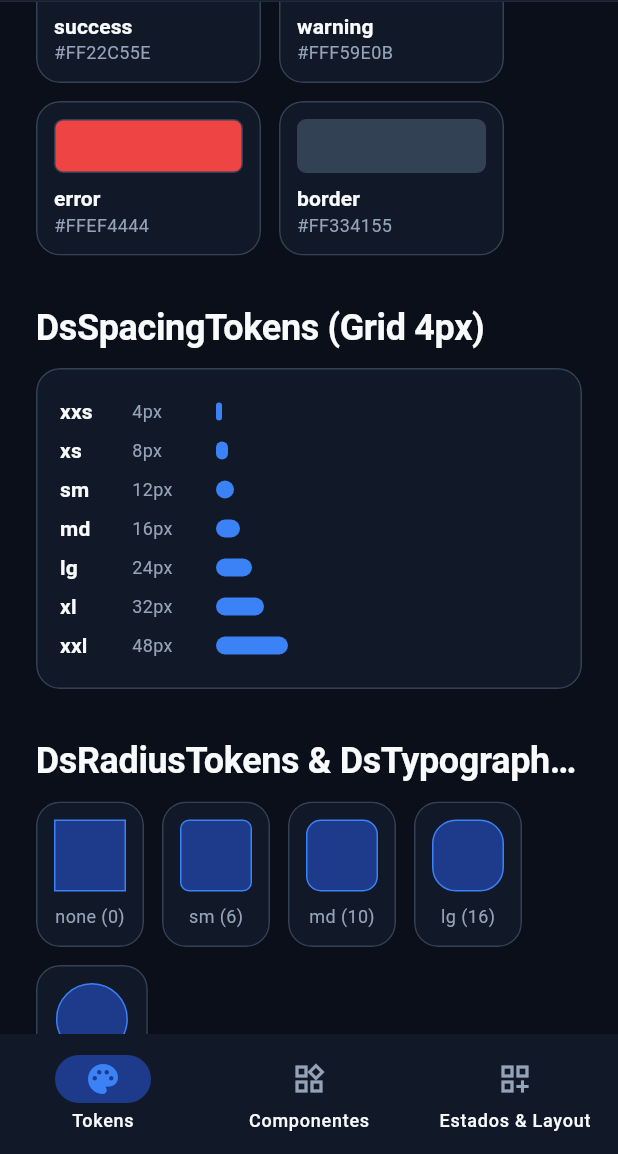
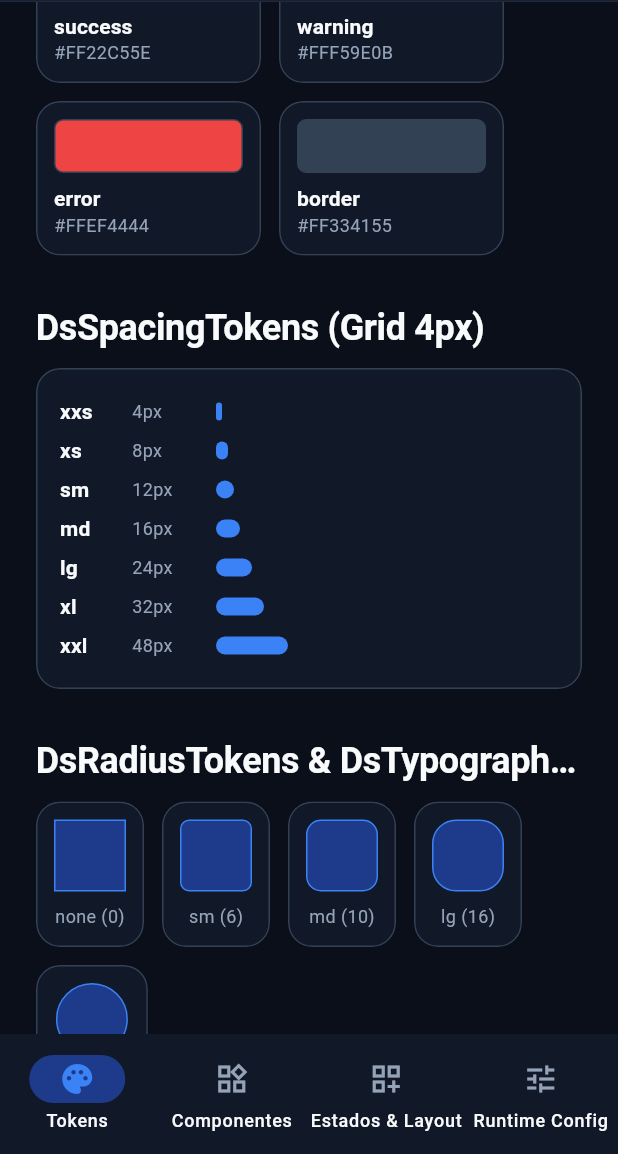
Before and after one commit to RuyXingubit/flutter-design-system, a Flutter app: the screen it shows after launch, scrolled down 576 dp, after a tap on the "dark mode" icon, on a phone screen of 412 x 824 dp, the part 82-1236 px from its top. Run offline on Flutter 3.47's test engine with Material 3 defaults, Android fonts, the phone set to English and light mode, and no system bars.

Commit message:
feat: add runtime user theme customization (DsThemeController, DsThemeSettingsPanel) and Git usage docs

```diff
--- a/example/lib/main.dart
+++ b/example/lib/main.dart
@@ -8,7 +8,8 @@ void main() {
 /// Interactive Technical Catalog for the Flutter Design System.
 ///
 /// Inspects live [ThemeExtension] tokens, component variants, security flags,
-/// neutral state views, and responsive breakpoints without any fake business data.
+/// neutral state views, responsive breakpoints, and live runtime customization
+/// ([DsThemeController] + [DsThemeSettingsPanel]) without any fake business data.
 class DsShowcaseApp extends StatefulWidget {
   const DsShowcaseApp({super.key});
 
@@ -17,54 +18,57 @@ class DsShowcaseApp extends StatefulWidget {
 }
 
 class _DsShowcaseAppState extends State<DsShowcaseApp> {
-  ThemeMode _themeMode = ThemeMode.light;
-  bool _useWhiteLabelOverride = false;
+  late final DsThemeController _themeController = DsThemeController(
+    initialConfig: const DsRuntimeConfig(themeMode: ThemeMode.light),
+  );
   int _selectedSectionIndex = 0;
 
+  @override
+  void dispose() {
+    _themeController.dispose();
+    super.dispose();
+  }
+
   void _toggleThemeMode() {
-    setState(() {
-      _themeMode =
-          _themeMode == ThemeMode.light ? ThemeMode.dark : ThemeMode.light;
-    });
+    final nextMode = _themeController.themeMode == ThemeMode.dark
+        ? ThemeMode.light
+        : ThemeMode.dark;
+    _themeController.setThemeMode(nextMode);
   }
 
   void _toggleWhiteLabel() {
-    setState(() {
-      _useWhiteLabelOverride = !_useWhiteLabelOverride;
-    });
+    final hasCustom = _themeController.config.customPrimaryColor != null;
+    _themeController.setPrimaryColor(
+      hasCustom ? null : const Color(0xFF059669),
+    );
   }
 
   @override
   Widget build(BuildContext context) {
-    final lightColors = _useWhiteLabelOverride
-        ? DsColorTokens.light().copyWith(
-            primary: const Color(0xFF059669),
-            primaryContainer: const Color(0xFFD1FAE5),
-          )
-        : DsColorTokens.light();
-
-    final darkColors = _useWhiteLabelOverride
-        ? DsColorTokens.dark().copyWith(
-            primary: const Color(0xFF10B981),
-            primaryContainer: const Color(0xFF064E3B),
-          )
-        : DsColorTokens.dark();
-
+    return DsThemeScope(
+      controller: _themeController,
+      child: ListenableBuilder(
+        listenable: _themeController,
+        builder: (context, _) {
           return MaterialApp(
             debugShowCheckedModeBanner: false,
             title: 'Flutter Design System — Catálogo Técnico',
-      themeMode: _themeMode,
-      theme: DsTheme.light(colorsOverride: lightColors),
-      darkTheme: DsTheme.dark(colorsOverride: darkColors),
+            themeMode: _themeController.themeMode,
+            theme: _themeController.lightTheme,
+            darkTheme: _themeController.darkTheme,
             home: _ShowcaseShell(
               selectedIndex: _selectedSectionIndex,
               onDestinationSelected: (index) {
                 setState(() => _selectedSectionIndex = index);
               },
-        isDarkMode: _themeMode == ThemeMode.dark,
-        useWhiteLabelOverride: _useWhiteLabelOverride,
+              isDarkMode: _themeController.themeMode == ThemeMode.dark,
+              useWhiteLabelOverride:
+                  _themeController.config.customPrimaryColor != null,
               onToggleThemeMode: _toggleThemeMode,
               onToggleWhiteLabel: _toggleWhiteLabel,
+            ),
+          );
+        },
       ),
     );
   }
@@ -102,6 +106,11 @@ class _ShowcaseShell extends StatelessWidget {
       label: 'Estados & Layout',
       icon: Icons.dashboard_customize_outlined,
       selectedIcon: Icons.dashboard_customize,
+    ),
+    DsNavigationItem(
+      label: 'Runtime Config',
+      icon: Icons.tune_outlined,
+      selectedIcon: Icons.tune,
     ),
   ];
 
@@ -159,6 +168,34 @@ class _ShowcaseShell extends StatelessWidget {
           _TokensCatalogSection(),
           _ComponentsCatalogSection(),
           _StatesAndLayoutCatalogSection(),
+          _RuntimeConfigCatalogSection(),
+        ],
+      ),
+    );
+  }
+}
+
+class _RuntimeConfigCatalogSection extends StatelessWidget {
+  const _RuntimeConfigCatalogSection();
+
+  @override
+  Widget build(BuildContext context) {
+    final spacing = context.dsSpacing;
+    final typography = context.dsTypography;
+
+    return SingleChildScrollView(
+      padding: EdgeInsets.all(spacing.lg),
+      child: Column(
+        crossAxisAlignment: CrossAxisAlignment.stretch,
+        children: [
+          Text(
+            'DsThemeSettingsPanel — Personalização pelo Usuário em Runtime',
+            maxLines: 2,
+            overflow: TextOverflow.ellipsis,
+            style: typography.headline,
+          ),
+          SizedBox(height: spacing.sm),
+          const DsThemeSettingsPanel(),
         ],
       ),
     );
--- a/lib/flutter_design_system.dart
+++ b/lib/flutter_design_system.dart
@@ -1,14 +1,17 @@
 /// Reusable Flutter Design System package providing typed tokens,
-/// ThemeExtensions, responsive foundations, and defensive UI components.
+/// ThemeExtensions, runtime user customization, responsive foundations,
+/// and defensive UI components.
 library;
 
 export 'src/components/button/ds_button.dart';
 export 'src/components/card/ds_card.dart';
 export 'src/components/feedback/ds_state_view.dart';
 export 'src/components/input/ds_text_field.dart';
+export 'src/components/settings/ds_theme_settings_panel.dart';
 export 'src/foundations/ds_breakpoints.dart';
 export 'src/layouts/ds_responsive_scaffold.dart';
 export 'src/theme/ds_theme.dart';
+export 'src/theme/ds_theme_controller.dart';
 export 'src/theme/ds_theme_extensions.dart';
 export 'src/tokens/ds_color_tokens.dart';
 export 'src/tokens/ds_radius_tokens.dart';
--- /dev/null
+++ b/lib/src/components/settings/ds_theme_settings_panel.dart
@@ -0,0 +1,280 @@
+import 'package:flutter/material.dart';
+import '../../theme/ds_theme_controller.dart';
+import '../../theme/ds_theme_extensions.dart';
+import '../button/ds_button.dart';
+import '../card/ds_card.dart';
+
+/// A ready-to-use UI panel that allows end-users to customize the application's
+/// appearance at runtime (`ThemeMode`, brand accent color, corner style, and
+/// spacing density).
+///
+/// Reads and updates [DsThemeController] either from the [controller] parameter
+/// or automatically from the nearest [DsThemeScope] via `context.dsThemeController`.
+class DsThemeSettingsPanel extends StatelessWidget {
+  const DsThemeSettingsPanel({
+    super.key,
+    this.controller,
+    this.colorOptions = DsBrandColorOption.defaults,
+    this.showResetButton = true,
+  });
+
+  final DsThemeController? controller;
+  final List<DsBrandColorOption> colorOptions;
+  final bool showResetButton;
+
+  @override
+  Widget build(BuildContext context) {
+    final activeController = controller ?? context.dsThemeController;
+    return ListenableBuilder(
+      listenable: activeController,
+      builder: (context, _) {
+        final config = activeController.config;
+        final colors = context.dsColors;
+        final spacing = context.dsSpacing;
+        final radius = context.dsRadius;
+        final typography = context.dsTypography;
+
+        return DsCard(
+          child: Column(
+            crossAxisAlignment: CrossAxisAlignment.stretch,
+            mainAxisSize: MainAxisSize.min,
+            children: [
+              Text(
+                'Modo de Tema',
+                maxLines: 1,
+                overflow: TextOverflow.ellipsis,
+                style: typography.title,
+              ),
+              SizedBox(height: spacing.xs),
+              Wrap(
+                spacing: spacing.xs,
+                runSpacing: spacing.xs,
+                children: [
+                  _buildChoiceButton(
+                    label: 'Sistema',
+                    icon: Icons.brightness_auto_outlined,
+                    isSelected: config.themeMode == ThemeMode.system,
+                    onTap: () => activeController.setThemeMode(ThemeMode.system),
+                  ),
+                  _buildChoiceButton(
+                    label: 'Claro',
+                    icon: Icons.light_mode_outlined,
+                    isSelected: config.themeMode == ThemeMode.light,
+                    onTap: () => activeController.setThemeMode(ThemeMode.light),
+                  ),
+                  _buildChoiceButton(
+                    label: 'Escuro',
+                    icon: Icons.dark_mode_outlined,
+                    isSelected: config.themeMode == ThemeMode.dark,
+                    onTap: () => activeController.setThemeMode(ThemeMode.dark),
+                  ),
+                ],
+              ),
+              SizedBox(height: spacing.lg),
+              Text(
+                'Cor de Destaque',
+                maxLines: 1,
+                overflow: TextOverflow.ellipsis,
+                style: typography.title,
+              ),
+              SizedBox(height: spacing.xs),
+              Wrap(
+                spacing: spacing.xs,
+                runSpacing: spacing.xs,
+                children: [
+                  for (final option in colorOptions)
+                    _ColorOptionChip(
+                      option: option,
+                      isSelected:
+                          (config.customPrimaryColor == null &&
+                              option.id == 'blue') ||
+                          config.customPrimaryColor?.toARGB32() ==
+                              option.color.toARGB32(),
+                      borderRadius: radius.borderRadiusMd,
+                      borderColor: colors.border,
+                      textStyle: typography.label,
+                      spacing: spacing.xs,
+                      onTap: () {
+                        activeController.setPrimaryColor(
+                          option.id == 'blue' ? null : option.color,
+                        );
+                      },
+                    ),
+                ],
+              ),
+              SizedBox(height: spacing.lg),
+              Text(
+                'Estilo de Bordas',
+                maxLines: 1,
+                overflow: TextOverflow.ellipsis,
+                style: typography.title,
+              ),
+              SizedBox(height: spacing.xs),
+              Wrap(
+                spacing: spacing.xs,
+                runSpacing: spacing.xs,
+                children: [
+                  for (final style in DsCornerStyle.values)
+                    _buildChoiceButton(
+                      label: _cornerLabel(style),
+                      isSelected: config.cornerStyle == style,
+                      onTap: () => activeController.setCornerStyle(style),
+                    ),
+                ],
+              ),
+              SizedBox(height: spacing.lg),
+              Text(
+                'Densidade de Espaçamento',
+                maxLines: 1,
+                overflow: TextOverflow.ellipsis,
+                style: typography.title,
+              ),
+              SizedBox(height: spacing.xs),
+              Wrap(
+                spacing: spacing.xs,
+                runSpacing: spacing.xs,
+                children: [
+                  for (final density in DsVisualDensity.values)
+                    _buildChoiceButton(
+                      label: _densityLabel(density),
+                      isSelected: config.density == density,
+                      onTap: () => activeController.setDensity(density),
+                    ),
+                ],
+              ),
+              if (showResetButton) ...[
+                SizedBox(height: spacing.lg),
+                Align(
+                  alignment: Alignment.centerLeft,
+                  child: DsButton(
+                    label: 'Restaurar Padrão',
+                    variant: DsButtonVariant.ghost,
+                    size: DsButtonSize.sm,
+                    leadingIcon: Icons.restart_alt,
+                    onPressed: activeController.resetToDefaults,
+                  ),
+                ),
+              ],
+            ],
+          ),
+        );
+      },
+    );
+  }
+
+  Widget _buildChoiceButton({
+    required String label,
+    required bool isSelected,
+    required VoidCallback onTap,
+    IconData? icon,
+  }) {
+    return DsButton(
+      label: label,
+      leadingIcon: icon,
+      size: DsButtonSize.sm,
+      variant: isSelected ? DsButtonVariant.primary : DsButtonVariant.outline,
+      onPressed: onTap,
+    );
+  }
+
+  String _cornerLabel(DsCornerStyle style) {
+    switch (style) {
+      case DsCornerStyle.sharp:
+        return 'Reto';
+      case DsCornerStyle.subtle:
+        return 'Suave';
+      case DsCornerStyle.standard:
+        return 'Padrão';
+      case DsCornerStyle.rounded:
+        return 'Arredondado';
+    }
+  }
+
+  String _densityLabel(DsVisualDensity density) {
+    switch (density) {
+      case DsVisualDensity.compact:
+        return 'Compacto';
+      case DsVisualDensity.standard:
+        return 'Padrão';
+      case DsVisualDensity.comfortable:
+        return 'Confortável';
+    }
+  }
+}
+
+class _ColorOptionChip extends StatelessWidget {
+  const _ColorOptionChip({
+    required this.option,
+    required this.isSelected,
+    required this.borderRadius,
+    required this.borderColor,
+    required this.textStyle,
+    required this.spacing,
+    required this.onTap,
+  });
+
+  final DsBrandColorOption option;
+  final bool isSelected;
+  final BorderRadius borderRadius;
+  final Color borderColor;
+  final TextStyle textStyle;
+  final double spacing;
+  final VoidCallback onTap;
+
+  @override
+  Widget build(BuildContext context) {
+    final colors = context.dsColors;
+
+    return Semantics(
+      button: true,
+      selected: isSelected,
+      label: option.label,
+      child: Material(
+        color: isSelected ? colors.primaryContainer : colors.surface,
+        shape: RoundedRectangleBorder(
+          borderRadius: borderRadius,
+          side: BorderSide(
+            color: isSelected ? option.color : borderColor,
+            width: isSelected ? 1.8 : 1.0,
+          ),
+        ),
+        clipBehavior: Clip.antiAlias,
+        child: InkWell(
+          onTap: onTap,
+          borderRadius: borderRadius,
+          child: ConstrainedBox(
+            constraints: const BoxConstraints(minHeight: 40.0),
+            child: Padding(
+              padding: EdgeInsets.symmetric(
+                horizontal: spacing * 1.5,
+                vertical: spacing,
+              ),
+              child: Row(
+                mainAxisSize: MainAxisSize.min,
+                children: [
+                  Container(
+                    width: 16.0,
+                    height: 16.0,
+                    decoration: BoxDecoration(
+                      color: option.color,
+                      shape: BoxShape.circle,
+                    ),
+                  ),
+                  SizedBox(width: spacing),
+                  Flexible(
+                    child: Text(
+                      option.label,
+                      maxLines: 1,
+                      overflow: TextOverflow.ellipsis,
+                      style: textStyle,
+                    ),
+                  ),
+                ],
+              ),
+            ),
+          ),
+        ),
+      ),
+    );
+  }
+}
--- /dev/null
+++ b/lib/src/theme/ds_theme_controller.dart
@@ -0,0 +1,349 @@
+import 'package:flutter/material.dart';
+import '../tokens/ds_color_tokens.dart';
+import '../tokens/ds_radius_tokens.dart';
+import '../tokens/ds_spacing_tokens.dart';
+import 'ds_theme.dart';
+
+/// Corner roundness styles selectable by the end-user at runtime.
+enum DsCornerStyle {
+  sharp,
+  subtle,
+  standard,
+  rounded,
+}
+
+/// Visual spacing density selectable by the end-user at runtime.
+enum DsVisualDensity {
+  compact,
+  standard,
+  comfortable,
+}
+
+/// Pre-configured accessible brand color options for runtime user selection.
+@immutable
+class DsBrandColorOption {
+  const DsBrandColorOption({
+    required this.id,
+    required this.label,
+    required this.color,
+  });
+
+  final String id;
+  final String label;
+  final Color color;
+
+  static const List<DsBrandColorOption> defaults = <DsBrandColorOption>[
+    DsBrandColorOption(
+      id: 'blue',
+      label: 'Azul Padrão',
+      color: Color(0xFF2563EB),
+    ),
+    DsBrandColorOption(
+      id: 'emerald',
+      label: 'Esmeralda',
+      color: Color(0xFF059669),
+    ),
+    DsBrandColorOption(
+      id: 'violet',
+      label: 'Violeta',
+      color: Color(0xFF7C3AED),
+    ),
+    DsBrandColorOption(
+      id: 'amber',
+      label: 'Âmbar',
+      color: Color(0xFFD97706),
+    ),
+    DsBrandColorOption(
+      id: 'rose',
+      label: 'Rubi',
+      color: Color(0xFFE11D48),
+    ),
+  ];
+}
+
+/// Serializable runtime configuration representing the user's visual choices.
+///
+/// Can be persisted to local storage (`SharedPreferences`, SQLite) or a user
+/// profile endpoint via [toMap] and restored safely via [DsRuntimeConfig.fromMap].
+@immutable
+class DsRuntimeConfig {
+  const DsRuntimeConfig({
+    this.themeMode = ThemeMode.system,
+    this.customPrimaryColor,
+    this.cornerStyle = DsCornerStyle.standard,
+    this.density = DsVisualDensity.standard,
+  });
+
+  /// Safely deserializes a [DsRuntimeConfig] from a JSON/storage map,
+  /// falling back to defaults if any field is missing or invalid.
+  factory DsRuntimeConfig.fromMap(Map<String, Object?> map) {
+    final modeName = map['themeMode'];
+    final themeMode = ThemeMode.values.firstWhere(
+      (m) => m.name == modeName,
+      orElse: () => ThemeMode.system,
+    );
+
+    final cornerName = map['cornerStyle'];
+    final cornerStyle = DsCornerStyle.values.firstWhere(
+      (c) => c.name == cornerName,
+      orElse: () => DsCornerStyle.standard,
+    );
+
+    final densityName = map['density'];
+    final density = DsVisualDensity.values.firstWhere(
+      (d) => d.name == densityName,
+      orElse: () => DsVisualDensity.standard,
+    );
+
+    Color? primaryColor;
+    final rawColor = map['customPrimaryColor'];
+    if (rawColor is int && rawColor >= 0 && rawColor <= 0xFFFFFFFF) {
+      primaryColor = Color(rawColor);
+    }
+
+    return DsRuntimeConfig(
+      themeMode: themeMode,
+      customPrimaryColor: primaryColor,
+      cornerStyle: cornerStyle,
+      density: density,
+    );
+  }
+
+  final ThemeMode themeMode;
+  final Color? customPrimaryColor;
+  final DsCornerStyle cornerStyle;
+  final DsVisualDensity density;
+
+  DsRuntimeConfig copyWith({
+    ThemeMode? themeMode,
+    Color? customPrimaryColor,
+    bool clearPrimaryColor = false,
+    DsCornerStyle? cornerStyle,
+    DsVisualDensity? density,
+  }) {
+    return DsRuntimeConfig(
+      themeMode: themeMode ?? this.themeMode,
+      customPrimaryColor: clearPrimaryColor
+          ? null
+          : (customPrimaryColor ?? this.customPrimaryColor),
+      cornerStyle: cornerStyle ?? this.cornerStyle,
+      density: density ?? this.density,
+    );
+  }
+
+  /// Serializes this configuration into a primitive map suitable for JSON or
+  /// key-value persistence.
+  Map<String, Object?> toMap() {
+    return <String, Object?>{
+      'themeMode': themeMode.name,
+      'customPrimaryColor': customPrimaryColor?.toARGB32(),
+      'cornerStyle': cornerStyle.name,
+      'density': density.name,
+    };
+  }
+
+  /// Resolves [DsRadiusTokens] according to the user's selected [cornerStyle].
+  DsRadiusTokens resolveRadiusTokens() {
+    switch (cornerStyle) {
+      case DsCornerStyle.sharp:
+        return const DsRadiusTokens(
+          none: 0.0,
+          sm: 0.0,
+          md: 2.0,
+          lg: 4.0,
+          full: 999.0,
+        );
+      case DsCornerStyle.subtle:
+        return const DsRadiusTokens(
+          none: 0.0,
+          sm: 4.0,
+          md: 6.0,
+          lg: 10.0,
+          full: 999.0,
+        );
+      case DsCornerStyle.standard:
+        return const DsRadiusTokens.standard();
+      case DsCornerStyle.rounded:
+        return const DsRadiusTokens(
+          none: 0.0,
+          sm: 10.0,
+          md: 16.0,
+          lg: 24.0,
+          full: 999.0,
+        );
+    }
+  }
+
+  /// Resolves [DsSpacingTokens] according to the user's selected [density].
+  DsSpacingTokens resolveSpacingTokens() {
+    const base = DsSpacingTokens.standard();
+    final factor = switch (density) {
+      DsVisualDensity.compact => 0.75,
+      DsVisualDensity.standard => 1.0,
+      DsVisualDensity.comfortable => 1.25,
+    };
+    if (factor == 1.0) {
+      return base;
+    }
+    return DsSpacingTokens(
+      xxs: base.xxs * factor,
+      xs: base.xs * factor,
+      sm: base.sm * factor,
+      md: base.md * factor,
+      lg: base.lg * factor,
+      xl: base.xl * factor,
+      xxl: base.xxl * factor,
+    );
+  }
+
+  /// Resolves Light or Dark [DsColorTokens] applying [customPrimaryColor] if set.
+  DsColorTokens resolveColorTokens(
+    Brightness brightness, {
+    DsColorTokens? baseOverride,
+  }) {
+    final base = baseOverride ??
+        (brightness == Brightness.dark
+            ? DsColorTokens.dark()
+            : DsColorTokens.light());
+
+    final chosenPrimary = customPrimaryColor;
+    if (chosenPrimary == null) {
+      return base;
+    }
+
+    final containerColor = Color.lerp(
+      chosenPrimary,
+      brightness == Brightness.dark ? Colors.black : Colors.white,
+      brightness == Brightness.dark ? 0.65 : 0.82,
+    )!;
+
+    return base.copyWith(
+      primary: chosenPrimary,
+      primaryContainer: containerColor,
+    );
+  }
+
+  @override
+  bool operator ==(Object other) {
+    if (identical(this, other)) return true;
+    return other is DsRuntimeConfig &&
+        other.themeMode == themeMode &&
+        other.customPrimaryColor == customPrimaryColor &&
+        other.cornerStyle == cornerStyle &&
+        other.density == density;
+  }
+
+  @override
+  int get hashCode => Object.hash(
+        themeMode,
+        customPrimaryColor,
+        cornerStyle,
+        density,
+      );
+}
+
+/// Reactive controller allowing end-users to customize the Design System
+/// appearance at runtime (`ThemeMode`, brand color, corner style, spacing density).
+class DsThemeController extends ChangeNotifier {
+  DsThemeController({
+    DsRuntimeConfig initialConfig = const DsRuntimeConfig(),
+    this.baseLightColors,
+    this.baseDarkColors,
+    this.fontFamily,
+    this.onConfigChanged,
+  }) : _config = initialConfig;
+
+  DsRuntimeConfig _config;
+  final DsColorTokens? baseLightColors;
+  final DsColorTokens? baseDarkColors;
+  final String? fontFamily;
+
+  /// Optional callback invoked whenever the user changes a runtime preference,
+  /// allowing the host app to persist `config.toMap()`.
+  final ValueChanged<DsRuntimeConfig>? onConfigChanged;
+
+  DsRuntimeConfig get config => _config;
+  ThemeMode get themeMode => _config.themeMode;
+
+  /// Builds the active Light [ThemeData] reflecting the current [config].
+  ThemeData get lightTheme => DsTheme.light(
+        colorsOverride: _config.resolveColorTokens(
+          Brightness.light,
+          baseOverride: baseLightColors,
+        ),
+        spacingOverride: _config.resolveSpacingTokens(),
+        radiusOverride: _config.resolveRadiusTokens(),
+        fontFamily: fontFamily,
+      );
+
+  /// Builds the active Dark [ThemeData] reflecting the current [config].
+  ThemeData get darkTheme => DsTheme.dark(
+        colorsOverride: _config.resolveColorTokens(
+          Brightness.dark,
+          baseOverride: baseDarkColors,
+        ),
+        spacingOverride: _config.resolveSpacingTokens(),
+        radiusOverride: _config.resolveRadiusTokens(),
+        fontFamily: fontFamily,
+      );
+
+  void updateConfig(DsRuntimeConfig newConfig) {
+    if (_config == newConfig) return;
+    _config = newConfig;
+    notifyListeners();
+    onConfigChanged?.call(_config);
+  }
+
+  void setThemeMode(ThemeMode mode) {
+    updateConfig(_config.copyWith(themeMode: mode));
+  }
+
+  void setPrimaryColor(Color? color) {
+    updateConfig(
+      _config.copyWith(
+        customPrimaryColor: color,
+        clearPrimaryColor: color == null,
+      ),
+    );
+  }
+
+  void setCornerStyle(DsCornerStyle cornerStyle) {
+    updateConfig(_config.copyWith(cornerStyle: cornerStyle));
+  }
+
+  void setDensity(DsVisualDensity density) {
+    updateConfig(_config.copyWith(density: density));
+  }
+
+  void resetToDefaults() {
+    updateConfig(const DsRuntimeConfig());
+  }
+}
+
+/// Provides a [DsThemeController] down the widget tree so any screen or
+/// settings panel can read and update runtime theme preferences.
+class DsThemeScope extends InheritedNotifier<DsThemeController> {
+  const DsThemeScope({
+    required DsThemeController controller,
+    required super.child,
+    super.key,
+  }) : super(notifier: controller);
+
+  /// Returns the nearest [DsThemeController] in the widget tree, or `null` if
+  /// no [DsThemeScope] is present.
+  static DsThemeController? maybeOf(BuildContext context) {
+    return context
+        .dependOnInheritedWidgetOfExactType<DsThemeScope>()
+        ?.notifier;
+  }
+
+  /// Returns the nearest [DsThemeController] in the widget tree.
+  static DsThemeController of(BuildContext context) {
+    final controller = maybeOf(context);
+    assert(
+      controller != null,
+      'No DsThemeScope found in context. Wrap your MaterialApp with DsThemeScope.',
+    );
+    return controller!;
+  }
+}
```
Also changed, not shown: lib/src/theme/ds_theme_extensions.dart (+11 -3 lines), example/pubspec.lock, 5 other files. Lines whose indentation alone changed are shown as unchanged.
